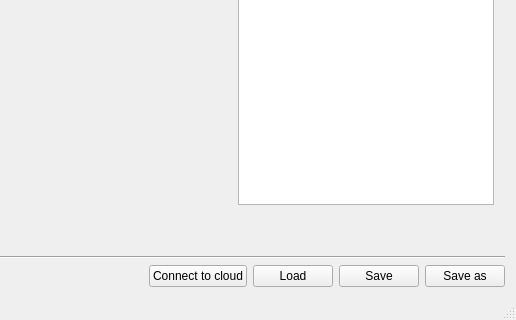
Qt form mainwindow.ui (Lecheps/INCAView) before a commit; both pictures show x 604 to 1120 and y 529 to 849 of the 1120 by 849 pixel window.
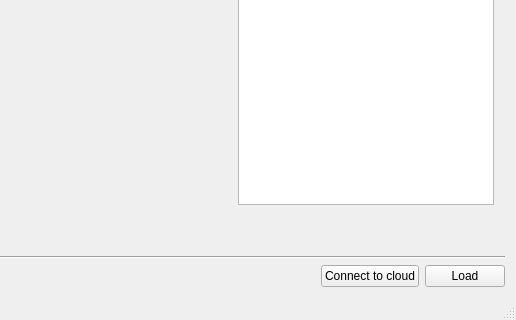
The same form after that commit. Custom widgets are drawn as their Qt base class.

```diff
--- a/mainwindow.ui
+++ b/mainwindow.ui
@@ -176,26 +176,6 @@
           </property>
          </widget>
         </item>
-        <item>
-         <widget class="QPushButton" name="pushSave">
-          <property name="toolTip">
-           <string>&lt;html&gt;&lt;head/&gt;&lt;body&gt;&lt;p&gt;Save the current loaded database.&lt;/p&gt;&lt;/body&gt;&lt;/html&gt;</string>
-          </property>
-          <property name="text">
-           <string>Save</string>
-          </property>
-         </widget>
-        </item>
-        <item>
-         <widget class="QPushButton" name="pushSaveAs">
-          <property name="toolTip">
-           <string>&lt;html&gt;&lt;head/&gt;&lt;body&gt;&lt;p&gt;Save a copy of the currently loaded database.&lt;/p&gt;&lt;/body&gt;&lt;/html&gt;</string>
-          </property>
-          <property name="text">
-           <string>Save as</string>
-          </property>
-         </widget>
-        </item>
        </layout>
       </item>
      </layout>
```
